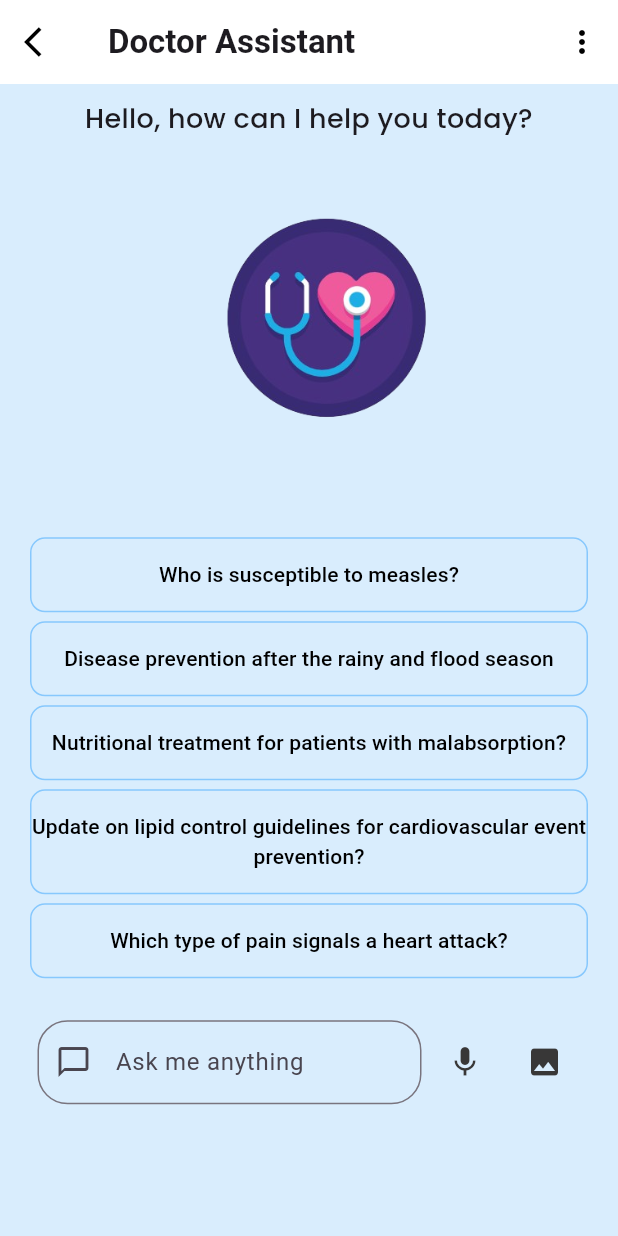
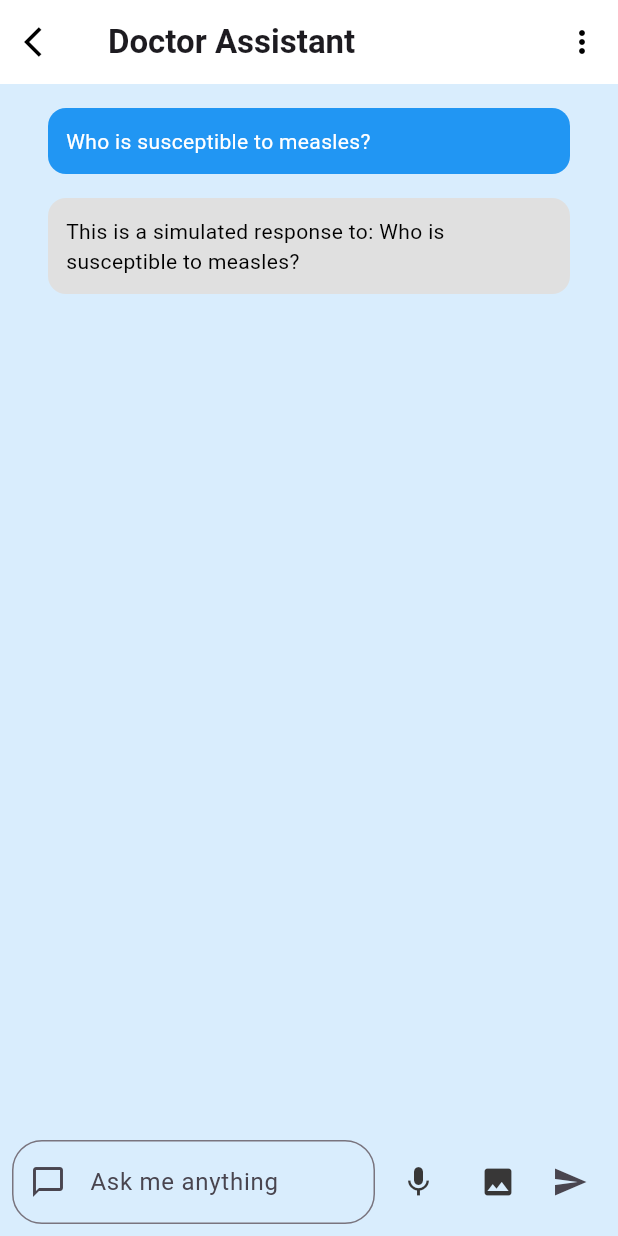
Before and after one commit to ISLAM2ADEL/skintelligent, a Flutter app: the Chatbotscreen screen opened by its route, after a tap on "Who is susceptible to measles?", on a phone screen of 412 x 824 dp. Run offline on Flutter 3.47's test engine with Material 3 defaults, Android fonts, the phone set to English and light mode, and no system bars; our stand-ins replace animated_text_kit, bloc, dio, flutter_bloc, font_awesome_flutter, get and 6 more; missing offline and left inert: mobile_scanner; accounts and stored records are empty.

Commit message:
chatbot screen updates

```diff
--- /dev/null
+++ b/lib/screens/ChatbotScrean/Model/message.dart
@@ -0,0 +1,12 @@
+// lib/models/message_model.dart
+class Message {
+  final String content;
+  final bool isUser;
+  final DateTime timestamp;
+
+  const Message({
+    required this.content,
+    required this.isUser,
+    required this.timestamp,
+  });
+}
--- a/lib/screens/ChatbotScrean/chatbotScreen.dart
+++ b/lib/screens/ChatbotScrean/chatbotScreen.dart
@@ -1,39 +1,51 @@
 import 'package:flutter/material.dart';
 import 'package:flutter_bloc/flutter_bloc.dart';
 import 'package:google_fonts/google_fonts.dart';
+import 'package:provider/provider.dart';
 import 'package:skintelligent/const/const.dart';
-import 'package:skintelligent/screens/ChatbotScrean/chatbotWidgets.dart';
 import 'package:skintelligent/screens/ChatbotScrean/cubit/chatbotcubit_cubit.dart';
+import 'package:skintelligent/screens/ChatbotScrean/presentation/chatBubble.dart';
+import 'package:skintelligent/screens/ChatbotScrean/presentation/chat_provider.dart';
 import 'package:skintelligent/screens/home_screen/home_page.dart';
 
 class Chatbotscreen extends StatelessWidget {
   static const String id = 'Chatbotscreen';
+  final TextEditingController _messageController = TextEditingController();
+
   @override
   Widget build(BuildContext context) {
-    return Scaffold(
+    return ChangeNotifierProvider(
+      create: (_) => ChatProvider(), // From the images you shared
+      child: Scaffold(
         backgroundColor: const Color.fromARGB(255, 217, 237, 253),
         appBar: AppBar(
           leading: IconButton(
-          onPressed: () {
-            Navigator.pushNamed(context, HomePage.id);
-          },
-          icon: Icon(Icons.arrow_back_ios),
+            onPressed: () => Navigator.pushNamed(context, HomePage.id),
+            icon: const Icon(Icons.arrow_back_ios),
           ),
-        title: Text(
+          title: const Text(
             'Doctor Assistant',
             style: TextStyle(fontWeight: FontWeight.bold),
           ),
           backgroundColor: Colors.white,
           elevation: 0,
-        iconTheme: IconThemeData(color: Colors.black),
+          iconTheme: const IconThemeData(color: Colors.black),
           actions: [
-          IconButton(onPressed: () {}, icon: Icon(Icons.more_vert)),
+            IconButton(onPressed: () {}, icon: const Icon(Icons.more_vert)),
           ],
         ),
         body: SafeArea(
+          child: Column(
+            children: [
+              // Welcome message and image (only shown when no messages exist)
+              Consumer<ChatProvider>(
+                builder: (context, chatProvider, _) {
+                  if (chatProvider.messages.isEmpty) {
+                    return Expanded(
                       child: SingleChildScrollView(
                         child: Padding(
-            padding: const EdgeInsets.symmetric(horizontal: 20, vertical: 10),
+                          padding: const EdgeInsets.symmetric(
+                              horizontal: 20, vertical: 10),
                           child: Column(
                             children: [
                               Text(
@@ -44,9 +56,7 @@ class Chatbotscreen extends StatelessWidget {
                                 ),
                                 textAlign: TextAlign.center,
                               ),
-                SizedBox(height: 20),
-
-                // 🔹 Responsive heart image
+                              const SizedBox(height: 20),
                               LayoutBuilder(
                                 builder: (context, constraints) {
                                   return Image.asset(
@@ -56,88 +66,163 @@ class Chatbotscreen extends StatelessWidget {
                                   );
                                 },
                               ),
-                SizedBox(height: 20),
-
-                // 🔹 List of predefined questions
+                              const SizedBox(height: 20),
+                              // Predefined questions
                               ListView(
                                 shrinkWrap: true,
-                  physics: NeverScrollableScrollPhysics(),
+                                physics: const NeverScrollableScrollPhysics(),
                                 children: [
-                    buildOptionButton("Who is susceptible to measles?"),
-                    buildOptionButton(
-                        "Disease prevention after the rainy and flood season"),
-                    buildOptionButton(
-                        "Nutritional treatment for patients with malabsorption?"),
-                    buildOptionButton(
-                        "Update on lipid control guidelines for cardiovascular event prevention?"),
-                    buildOptionButton(
-                        "Which type of pain signals a heart attack?"),
+                                  _buildOptionButton(
+                                      "Who is susceptible to measles?",
+                                      context),
+                                  _buildOptionButton(
+                                      "Disease prevention after the rainy and flood season",
+                                      context),
+                                  _buildOptionButton(
+                                      "Nutritional treatment for patients with malabsorption?",
+                                      context),
+                                  _buildOptionButton(
+                                      "Update on lipid control guidelines for cardiovascular event prevention?",
+                                      context),
+                                  _buildOptionButton(
+                                      "Which type of pain signals a heart attack?",
+                                      context),
                                 ],
                               ),
+                            ],
+                          ),
+                        ),
+                      ),
+                    );
+                  }
+                  return const SizedBox.shrink();
+                },
+              ),
 
-                SizedBox(height: 20),
+              // Chat messages list
+              Expanded(
+                child: Consumer<ChatProvider>(
+                  builder: (context, chatProvider, _) {
+                    return ListView.builder(
+                      padding: const EdgeInsets.symmetric(
+                          horizontal: 16, vertical: 8),
+                      reverse: false,
+                      itemCount: chatProvider.messages.length,
+                      itemBuilder: (context, index) {
+                        final message = chatProvider.messages[index];
+                        return ChatBubble(message: message);
+                      },
+                    );
+                  },
+                ),
+              ),
 
+              // Image preview (from your existing cubit)
               BlocBuilder<ChatbotcubitCubit, ChatbotcubitState>(
                 builder: (context, state) {
                   if (state is ChatbotcubitImagePicked) {
                     return Column(
                       children: [
-                          SizedBox(height: 20),
+                        const SizedBox(height: 10),
                         Image.file(
                           state.image,
                           height: 200,
                           width: 200,
                           fit: BoxFit.cover,
                         ),
-                          SizedBox(height: 10),
+                        const SizedBox(height: 10),
                       ],
                     );
                   }
-                    return SizedBox.shrink();
+                  return const SizedBox.shrink();
                 },
               ),
 
-                // chat input field with image
+              // Chat input field
               _buildChatInput(context),
             ],
-            ),
           ),
         ),
       ),
     );
   }
 
-  /// 🔹 Chat input field with image picker
+  Widget _buildOptionButton(String text, BuildContext context) {
+    return Padding(
+      padding: const EdgeInsets.symmetric(vertical: 4),
+      child: ElevatedButton(
+        onPressed: () {
+          Provider.of<ChatProvider>(context, listen: false).sendMessage(text);
+        },
+        style: ElevatedButton.styleFrom(
+          backgroundColor: Colors.white,
+          shape: RoundedRectangleBorder(
+            borderRadius: BorderRadius.circular(20),
+          ),
+          padding: const EdgeInsets.symmetric(vertical: 12, horizontal: 16),
+        ),
+        child: Text(
+          text,
+          style: GoogleFonts.poppins(
+            color: Colors.black,
+            fontSize: 14,
+          ),
+          textAlign: TextAlign.center,
+        ),
+      ),
+    );
+  }
+
   Widget _buildChatInput(BuildContext context) {
     return Padding(
-      padding: EdgeInsets.all(5),
+      padding: const EdgeInsets.all(8.0),
       child: Row(
         children: [
           Expanded(
             child: TextField(
+              controller: _messageController,
               decoration: InputDecoration(
                 hintText: "Ask me anything",
                 border: OutlineInputBorder(
                   borderRadius: BorderRadius.circular(20),
                 ),
-                prefixIcon: Icon(Icons.chat_bubble_outline),
+                prefixIcon: const Icon(Icons.chat_bubble_outline),
+              ),
+              onSubmitted: (text) => _sendMessage(context),
             ),
           ),
-          ),
-          SizedBox(width: 5),
+          const SizedBox(width: 5),
           IconButton(
             onPressed: () {},
-            icon: Icon(Icons.mic),
+            icon: const Icon(Icons.mic),
             color: const Color.fromARGB(255, 56, 55, 55),
           ),
-          SizedBox(width: 5),
+          const SizedBox(width: 5),
           IconButton(
             onPressed: () => context.read<ChatbotcubitCubit>().pickImage(),
-            icon: Icon(Icons.image),
+            icon: const Icon(Icons.image),
             color: const Color.fromARGB(255, 56, 55, 55),
+          ),
+          IconButton(
+            onPressed: () {
+              if (_messageController.text.isNotEmpty) {
+                final chatProvider = context.read<ChatProvider>();
+                chatProvider.sendMessage(_messageController.text);
+                _messageController.clear();
+              }
+            },
+            icon: const Icon(Icons.send),
           ),
         ],
       ),
     );
   }
+
+  void _sendMessage(BuildContext context) {
+    final text = _messageController.text.trim();
+    if (text.isNotEmpty) {
+      Provider.of<ChatProvider>(context, listen: false).sendMessage(text);
+      _messageController.clear();
     }
+  }
+}
--- /dev/null
+++ b/lib/screens/ChatbotScrean/presentation/chatBubble.dart
@@ -0,0 +1,29 @@
+import 'package:flutter/material.dart';
+import 'package:skintelligent/screens/ChatbotScrean/Model/message.dart';
+
+class ChatBubble extends StatelessWidget {
+  final Message message;
+
+  const ChatBubble({
+    super.key,
+    required this.message,
+  });
+
+  @override
+  Widget build(BuildContext context) {
+    return Container(
+      padding: const EdgeInsets.all(12),
+      margin: const EdgeInsets.symmetric(vertical: 8, horizontal: 16),
+      decoration: BoxDecoration(
+        color: message.isUser ? Colors.blue : Colors.grey[300],
+        borderRadius: BorderRadius.circular(12),
+      ),
+      child: Text(
+        message.content,
+        style: TextStyle(
+          color: message.isUser ? Colors.white : Colors.black,
+        ),
+      ),
+    );
+  }
+}
--- /dev/null
+++ b/lib/screens/ChatbotScrean/presentation/chat_provider.dart
@@ -0,0 +1,43 @@
+// lib/providers/chat_provider.dart
+import 'package:flutter/material.dart';
+import 'package:skintelligent/screens/ChatbotScrean/Model/message.dart';
+
+class ChatProvider with ChangeNotifier {
+  final List<Message> _messages = [];
+  bool _isLoading = false;
+
+  List<Message> get messages => _messages;
+  bool get isLoading => _isLoading;
+
+  Future<void> sendMessage(String content) async {
+    // Add user message
+    _messages.add(Message(
+      content: content,
+      isUser: true,
+      timestamp: DateTime.now(),
+    ));
+    _isLoading = true;
+    notifyListeners();
+
+    try {
+      // Here you would call your actual API (Claude or your backend)
+      // For now, we'll simulate a response
+      await Future.delayed(const Duration(seconds: 1));
+
+      _messages.add(Message(
+        content: "This is a simulated response to: $content",
+        isUser: false,
+        timestamp: DateTime.now(),
+      ));
+    } catch (e) {
+      _messages.add(Message(
+        content: "Error: $e",
+        isUser: false,
+        timestamp: DateTime.now(),
+      ));
+    } finally {
+      _isLoading = false;
+      notifyListeners();
+    }
+  }
+}
--- a/pubspec.yaml
+++ b/pubspec.yaml
@@ -50,6 +50,9 @@ dependencies:
   image_picker: ^1.1.2
   google_fonts: ^6.2.1
   hive: ^2.2.3
+  hive_flutter: ^1.1.0
+  http: ^1.3.0
+  provider: ^6.1.4
 
 
 dev_dependencies:
```
Also changed, not shown: lib/main.dart (+33 -8 lines), lib/screens/ChatbotScrean/data/Claude_Api_Service.dart (added, +68 -0 lines), lib/screens/SignUpScreen/Cubit/cubit/signup_cubit.dart (+10 -6 lines), lib/screens/SignUpScreen/Model/RegisterModel.dart (+15 -15 lines), pubspec.lock, 12 other files. Lines whose indentation alone changed are shown as unchanged.
